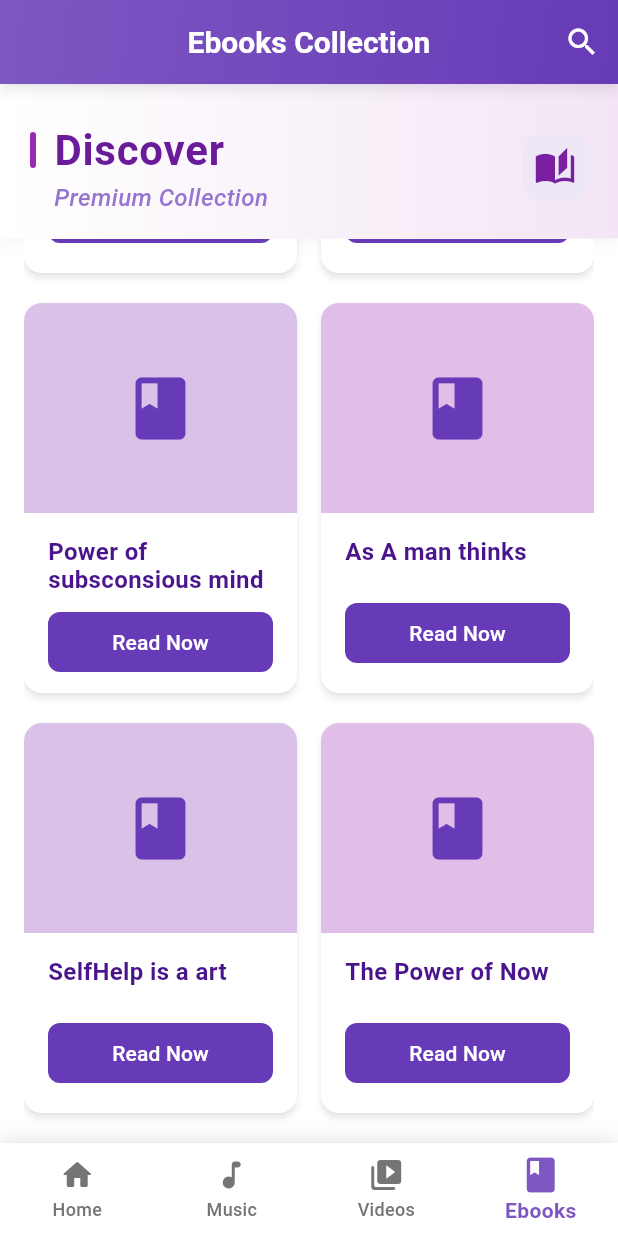
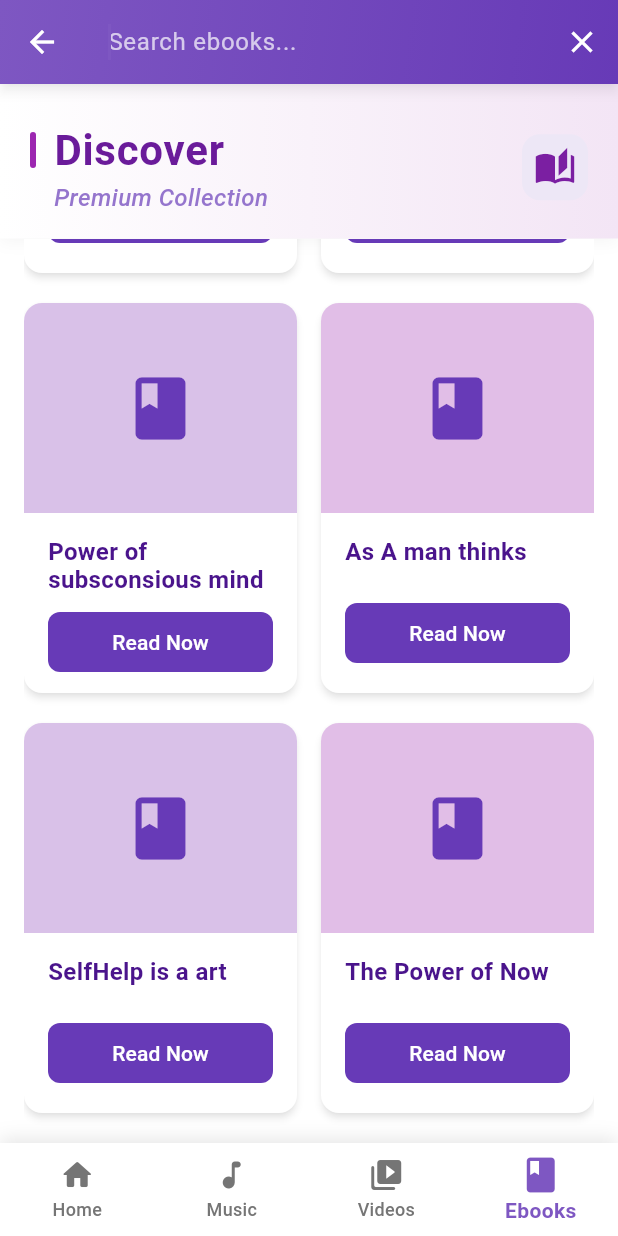
Before and after one commit to SriJaiGanapthySN/salubrity, a Flutter app: the screen it shows after launch, item 4 of the bottom bar chosen, scrolled down 237 dp, after a tap on the "search" icon, on a phone screen of 412 x 824 dp. Run offline on Flutter 3.47's test engine with Material 3 defaults, Android fonts, the phone set to English and light mode, and no system bars; our stand-ins replace audioplayers, carousel_slider, chewie, video_player; missing offline and left inert: flutter_cached_pdfview; Roboto replaces fonts that are missing (Georgia).

Commit message:
fixes done

```diff
--- a/lib/components/media_card.dart
+++ b/lib/components/media_card.dart
@@ -42,14 +42,7 @@ class MediaCard extends StatelessWidget {
         color: Colors.transparent,
         child: InkWell(
           borderRadius: BorderRadius.circular(20),
-          onTap:
-              onTap ??
-              () {
-                // Default action if no onTap provided
-                ScaffoldMessenger.of(context).showSnackBar(
-                  SnackBar(content: Text('Opening $title content...')),
-                );
-              },
+
           child: Stack(
             children: [
               // Decorative pattern overlay
--- a/lib/screens/ebook_screen.dart
+++ b/lib/screens/ebook_screen.dart
@@ -10,6 +10,9 @@ class EbookScreen extends StatefulWidget {
 
 class _EbookScreenState extends State<EbookScreen> {
   String? selectedPdf;
+  bool isSearching = false;
+  final TextEditingController _searchController = TextEditingController();
+  List<Map<String, String>> filteredPdfList = [];
 
   final List<Map<String, String>> pdfList = [
     {'name': 'Thinking Straight', 'path': 'assets/pdfs/Book1.pdf'},
@@ -21,11 +24,60 @@ class _EbookScreenState extends State<EbookScreen> {
   ];
 
   @override
+  void initState() {
+    super.initState();
+    filteredPdfList = List.from(pdfList);
+    _searchController.addListener(_filterPdfList);
+  }
+
+  @override
+  void dispose() {
+    _searchController.dispose();
+    super.dispose();
+  }
+
+  void _filterPdfList() {
+    String query = _searchController.text.toLowerCase();
+    setState(() {
+      if (query.isEmpty) {
+        filteredPdfList = List.from(pdfList);
+      } else {
+        filteredPdfList =
+            pdfList
+                .where((pdf) => pdf['name']!.toLowerCase().contains(query))
+                .toList();
+      }
+    });
+  }
+
+  void _toggleSearch() {
+    setState(() {
+      isSearching = !isSearching;
+      if (!isSearching) {
+        _searchController.clear();
+        filteredPdfList = List.from(pdfList);
+      }
+    });
+  }
+
+  @override
   Widget build(BuildContext context) {
     return Scaffold(
       backgroundColor: Colors.grey[50],
       appBar: AppBar(
-        title: Text(
+        title:
+            isSearching && selectedPdf == null
+                ? TextField(
+                  controller: _searchController,
+                  style: const TextStyle(color: Colors.white),
+                  decoration: const InputDecoration(
+                    hintText: 'Search ebooks...',
+                    hintStyle: TextStyle(color: Colors.white70),
+                    border: InputBorder.none,
+                  ),
+                  autofocus: true,
+                )
+                : Text(
                   selectedPdf != null ? 'PDF Viewer' : 'Ebooks Collection',
                   style: const TextStyle(
                     fontWeight: FontWeight.w600,
@@ -33,7 +85,7 @@ class _EbookScreenState extends State<EbookScreen> {
                     fontSize: 20,
                   ),
                 ),
-        centerTitle: true,
+        centerTitle: !isSearching,
         flexibleSpace: Container(
           decoration: const BoxDecoration(
             gradient: LinearGradient(
@@ -57,15 +109,21 @@ class _EbookScreenState extends State<EbookScreen> {
                     });
                   },
                 )
+                : isSearching
+                ? IconButton(
+                  icon: const Icon(Icons.arrow_back, color: Colors.white),
+                  onPressed: _toggleSearch,
+                )
                 : null,
         actions:
             selectedPdf == null
                 ? [
                   IconButton(
-                    icon: const Icon(Icons.search, color: Colors.white),
-                    onPressed: () {
-                      // Search functionality can be added here
-                    },
+                    icon: Icon(
+                      isSearching ? Icons.close : Icons.search,
+                      color: Colors.white,
+                    ),
+                    onPressed: _toggleSearch,
                   ),
                 ]
                 : null,
@@ -159,7 +217,31 @@ class _EbookScreenState extends State<EbookScreen> {
                         ],
                       ),
                     ),
-                    Expanded(
+                    filteredPdfList.isEmpty
+                        ? const Expanded(
+                          child: Center(
+                            child: Column(
+                              mainAxisAlignment: MainAxisAlignment.center,
+                              children: [
+                                Icon(
+                                  Icons.search_off,
+                                  size: 70,
+                                  color: Color(0xFFCFC6DB),
+                                ),
+                                SizedBox(height: 16),
+                                Text(
+                                  'No ebooks found',
+                                  style: TextStyle(
+                                    fontSize: 18,
+                                    color: Color(0xFF9E9E9E),
+                                    fontWeight: FontWeight.w500,
+                                  ),
+                                ),
+                              ],
+                            ),
+                          ),
+                        )
+                        : Expanded(
                           child: Padding(
                             padding: const EdgeInsets.symmetric(horizontal: 16),
                             child: GridView.builder(
@@ -171,9 +253,9 @@ class _EbookScreenState extends State<EbookScreen> {
                                     crossAxisSpacing: 16,
                                     mainAxisSpacing: 20,
                                   ),
-                          itemCount: pdfList.length,
+                              itemCount: filteredPdfList.length,
                               itemBuilder: (context, index) {
-                            final pdf = pdfList[index];
+                                final pdf = filteredPdfList[index];
                                 return Material(
                                   elevation: 2,
                                   shadowColor: Colors.grey.withOpacity(0.3),
@@ -198,9 +280,14 @@ class _EbookScreenState extends State<EbookScreen> {
                                           Container(
                                             height: 140,
                                             decoration: BoxDecoration(
-                                          borderRadius: const BorderRadius.only(
-                                            topLeft: Radius.circular(12),
-                                            topRight: Radius.circular(12),
+                                              borderRadius:
+                                                  const BorderRadius.only(
+                                                    topLeft: Radius.circular(
+                                                      12,
+                                                    ),
+                                                    topRight: Radius.circular(
+                                                      12,
+                                                    ),
                                                   ),
                                               color: Color.lerp(
                                                 const Color(0xFFE1BEE7),
--- a/lib/screens/music_player_screen.dart
+++ b/lib/screens/music_player_screen.dart
@@ -255,11 +255,15 @@ class _MusicPlayerScreenState extends State<MusicPlayerScreen>
         ),
         child: Column(
           children: [
-            const SizedBox(height: kToolbarHeight + 16),
-            custom.SearchBar(
-              searchQuery: _searchQuery,
-              onSearchChanged: _handleSearch,
-              onClearSearch: _handleClearSearch,
+            Container(
+              padding: EdgeInsets.only(
+                top: MediaQuery.of(context).padding.top + kToolbarHeight,
+              ),
+              child: custom.SearchBar(
+                searchQuery: _searchQuery,
+                onSearchChanged: _handleSearch,
+                onClearSearch: _handleClearSearch,
+              ),
             ),
             Expanded(
               child:
--- a/lib/screens/why_this_app_screen.dart
+++ b/lib/screens/why_this_app_screen.dart
@@ -37,6 +37,7 @@ class WhyThisAppScreen extends StatelessWidget {
                   borderRadius: BorderRadius.circular(15),
                   boxShadow: [
                     BoxShadow(
+                      // ignore: deprecated_member_use
                       color: Colors.grey.withOpacity(0.3),
                       blurRadius: 10,
                       offset: const Offset(0, 4),
```
Also changed, not shown: 1 other file. Lines whose indentation alone changed are shown as unchanged.
